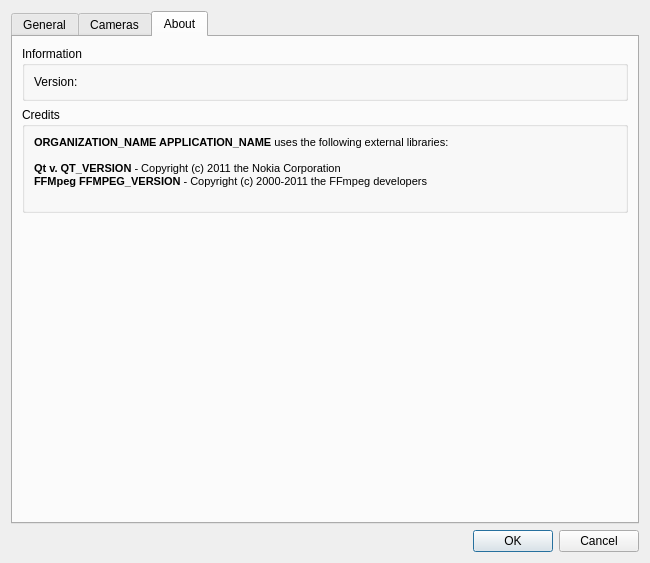
networkoptix/nx_open, file client/src/ui/preferences/preferences.ui: the form before one commit.
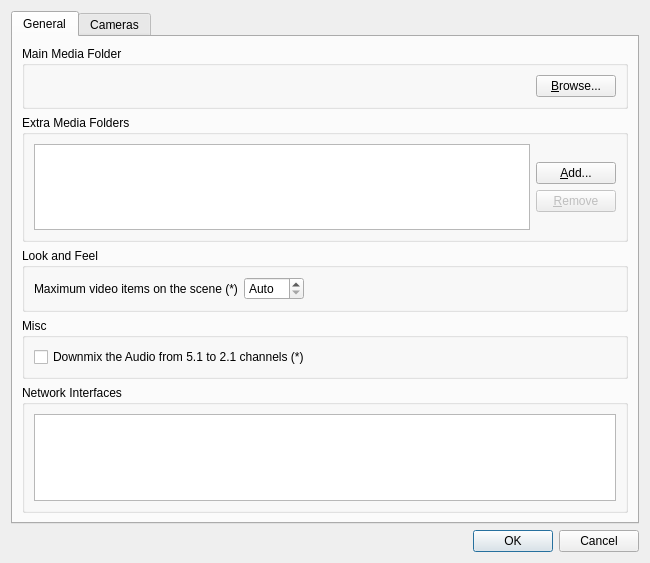
The form after the commit. The open tabs and pages were chosen to show the change.

Commit message:
separate out "About" dialog, remove tab
assumed to be used via the cm_action triggering

<==== Mercurial data ====>
Branch: master

```diff
--- a/client/src/ui/preferences/preferences.ui
+++ b/client/src/ui/preferences/preferences.ui
@@ -360,106 +360,6 @@
        </item>
       </layout>
      </widget>
-     <widget class="QWidget" name="aboutTab">
-      <attribute name="title">
-       <string>About</string>
-      </attribute>
-      <layout class="QVBoxLayout" name="verticalLayout_8">
-       <item>
-        <widget class="QGroupBox" name="groupBox_7">
-         <property name="sizePolicy">
-          <sizepolicy hsizetype="Preferred" vsizetype="Fixed">
-           <horstretch>0</horstretch>
-           <verstretch>0</verstretch>
-          </sizepolicy>
-         </property>
-         <property name="title">
-          <string>Information</string>
-         </property>
-         <layout class="QGridLayout" name="gridLayout">
-          <item row="1" column="0">
-           <widget class="QLabel" name="label_2">
-            <property name="sizePolicy">
-             <sizepolicy hsizetype="Preferred" vsizetype="Fixed">
-              <horstretch>0</horstretch>
-              <verstretch>0</verstretch>
-             </sizepolicy>
-            </property>
-            <property name="text">
-             <string>Version:</string>
-            </property>
-           </widget>
-          </item>
-          <item row="1" column="1">
-           <widget class="QLabel" name="versionLabel">
-            <property name="sizePolicy">
-             <sizepolicy hsizetype="Preferred" vsizetype="Fixed">
-              <horstretch>0</horstretch>
-              <verstretch>0</verstretch>
-             </sizepolicy>
-            </property>
-            <property name="text">
-             <string/>
-            </property>
-           </widget>
-          </item>
-         </layout>
-        </widget>
-       </item>
-       <item>
-        <widget class="QGroupBox" name="groupBox_6">
-         <property name="sizePolicy">
-          <sizepolicy hsizetype="Preferred" vsizetype="Fixed">
-           <horstretch>0</horstretch>
-           <verstretch>0</verstretch>
-          </sizepolicy>
-         </property>
-         <property name="title">
-          <string>Credits</string>
-         </property>
-         <layout class="QVBoxLayout" name="verticalLayout_9">
-          <item>
-           <widget class="QLabel" name="creditsLabel">
-            <property name="sizePolicy">
-             <sizepolicy hsizetype="Preferred" vsizetype="Fixed">
-              <horstretch>0</horstretch>
-              <verstretch>0</verstretch>
-             </sizepolicy>
-            </property>
-            <property name="text">
-             <string>&lt;!DOCTYPE HTML PUBLIC &quot;-//W3C//DTD HTML 4.0//EN&quot; &quot;http://www.w3.org/TR/REC-html40/strict.dtd&quot;&gt;
-&lt;html&gt;&lt;head&gt;&lt;meta name=&quot;qrichtext&quot; content=&quot;1&quot; /&gt;&lt;style type=&quot;text/css&quot;&gt;
-p, li { white-space: pre-wrap; }
-&lt;/style&gt;&lt;/head&gt;&lt;body style=&quot; font-family:'MS Shell Dlg 2'; font-size:8.25pt; font-weight:400; font-style:normal;&quot;&gt;
-&lt;p style=&quot; margin-top:0px; margin-bottom:0px; margin-left:0px; margin-right:0px; -qt-block-indent:0; text-indent:0px;&quot;&gt;&lt;span style=&quot; font-size:8pt; font-weight:600;&quot;&gt;ORGANIZATION_NAME APPLICATION_NAME&lt;/span&gt;&lt;span style=&quot; font-size:8pt;&quot;&gt; uses the following external libraries:&lt;/span&gt; &lt;/p&gt;
-&lt;p style=&quot;-qt-paragraph-type:empty; margin-top:0px; margin-bottom:0px; margin-left:0px; margin-right:0px; -qt-block-indent:0; text-indent:0px; font-size:8pt;&quot;&gt;&lt;/p&gt;
-&lt;p style=&quot; margin-top:0px; margin-bottom:0px; margin-left:0px; margin-right:0px; -qt-block-indent:0; text-indent:0px;&quot;&gt;&lt;span style=&quot; font-size:8pt; font-weight:600;&quot;&gt;Qt v. QT_VERSION&lt;/span&gt;&lt;span style=&quot; font-size:8pt;&quot;&gt; - Copyright (c) 2011 the Nokia Corporation&lt;/span&gt;&lt;/p&gt;
-&lt;p style=&quot; margin-top:0px; margin-bottom:0px; margin-left:0px; margin-right:0px; -qt-block-indent:0; text-indent:0px;&quot;&gt;&lt;span style=&quot; font-size:8pt; font-weight:600;&quot;&gt;FFMpeg FFMPEG_VERSION&lt;/span&gt;&lt;span style=&quot; font-size:8pt;&quot;&gt; - Copyright (c) 2000-2011 the FFmpeg developers&lt;/span&gt;&lt;/p&gt;
-&lt;p style=&quot;-qt-paragraph-type:empty; margin-top:0px; margin-bottom:0px; margin-left:0px; margin-right:0px; -qt-block-indent:0; text-indent:0px; font-size:8pt;&quot;&gt;&lt;/p&gt;&lt;/body&gt;&lt;/html&gt;</string>
-            </property>
-            <property name="textFormat">
-             <enum>Qt::AutoText</enum>
-            </property>
-           </widget>
-          </item>
-         </layout>
-        </widget>
-       </item>
-       <item>
-        <spacer name="verticalSpacer">
-         <property name="orientation">
-          <enum>Qt::Vertical</enum>
-         </property>
-         <property name="sizeHint" stdset="0">
-          <size>
-           <width>20</width>
-           <height>40</height>
-          </size>
-         </property>
-        </spacer>
-       </item>
-      </layout>
-     </widget>
     </widget>
    </item>
    <item>
```
The commit also changes 9 other files.
